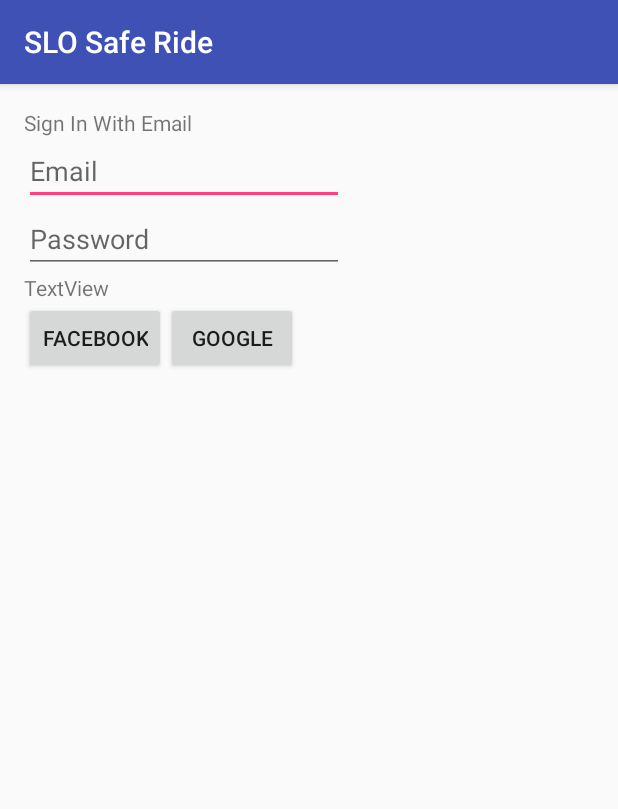
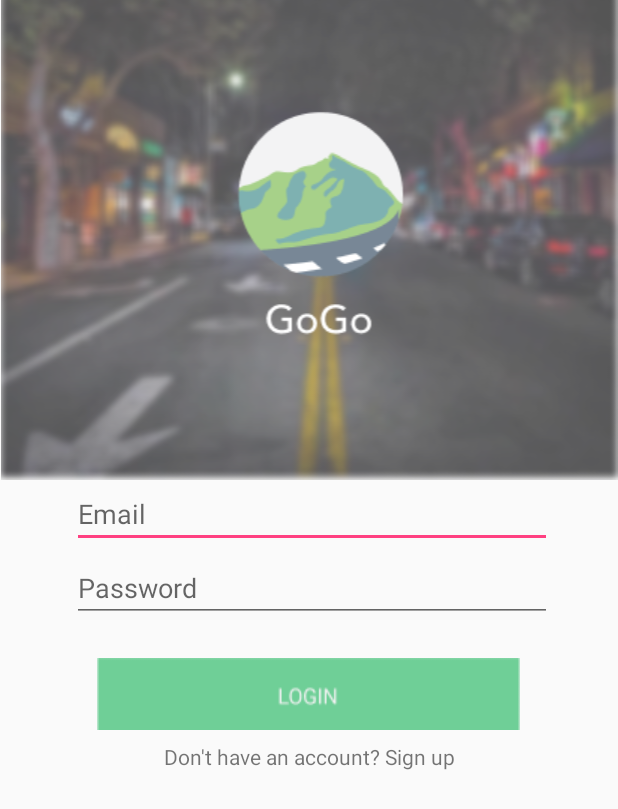
Before and after one commit to mrchianglin/Gogo, an Android app: the screen it shows after launch (SignInActivity), after a tap on an icon or button, on a phone screen of 412 x 824 dp. Shown: the top 809 px of the screen. Run offline under Robolectric (Android 15) with nearby library versions, the phone set to English and light mode, and no system bars.

Commit message:
Implemented UI in SignInActivity

```diff
--- a/app/src/main/AndroidManifest.xml
+++ b/app/src/main/AndroidManifest.xml
@@ -78,7 +78,8 @@
         <activity
             android:name=".MainActivity"
             android:label="@string/title_activity_main" />
-        <activity android:name=".SignInActivity" />
+        <activity android:name=".SignInActivity"
+            android:theme="@style/AppTheme.NoActionBar"/>
         <activity android:name=".ScanActivity">
 
         </activity>
--- a/app/src/main/java/chiangli/edu/calpoly/edu/slosaferide/DisclaimerActivity.java
+++ b/app/src/main/java/chiangli/edu/calpoly/edu/slosaferide/DisclaimerActivity.java
@@ -23,7 +23,7 @@ public class DisclaimerActivity extends AppCompatActivity {
         // wait 5 seconds
         // go to next activity
 
-        new CountDownTimer(5000, 1000) {
+        new CountDownTimer(2000, 1000) {
             public void onFinish() {
                 Intent startActivity = new Intent(DisclaimerActivity.this, HomeActivity.class);
                 DisclaimerActivity.this.startActivity(startActivity);
--- a/app/src/main/java/chiangli/edu/calpoly/edu/slosaferide/SignInActivity.java
+++ b/app/src/main/java/chiangli/edu/calpoly/edu/slosaferide/SignInActivity.java
@@ -1,7 +1,11 @@
 package chiangli.edu.calpoly.edu.slosaferide;
 
+import android.content.Intent;
+import android.os.Bundle;
 import android.support.v7.app.AppCompatActivity;
-import android.os.Bundle;
+import android.view.View;
+import android.widget.Button;
+import android.widget.TextView;
 
 public class SignInActivity extends AppCompatActivity {
 
@@ -9,5 +13,24 @@ public class SignInActivity extends AppCompatActivity {
     protected void onCreate(Bundle savedInstanceState) {
         super.onCreate(savedInstanceState);
         setContentView(R.layout.activity_sign_in);
+
+
+        Button login = (Button) findViewById(R.id.login);
+        login.setOnClickListener(new View.OnClickListener() {
+            @Override
+            public void onClick(View view) {
+                Intent intent = new Intent(SignInActivity.this, MainActivity.class);
+                startActivity(intent);
+            }
+        });
+
+        TextView signup = (TextView) findViewById(R.id.signUpIn);
+        signup.setOnClickListener(new View.OnClickListener() {
+            @Override
+            public void onClick(View view) {
+                Intent intent = new Intent(SignInActivity.this, SignUpActivity.class);
+                startActivity(intent);
+            }
+        });
     }
 }
--- a/app/src/main/res/layout/activity_sign_in.xml
+++ b/app/src/main/res/layout/activity_sign_in.xml
@@ -4,59 +4,62 @@
     android:id="@+id/activity_sign_in"
     android:layout_width="match_parent"
     android:layout_height="match_parent"
-    android:paddingBottom="@dimen/activity_vertical_margin"
-    android:paddingLeft="@dimen/activity_horizontal_margin"
-    android:paddingRight="@dimen/activity_horizontal_margin"
-    android:paddingTop="@dimen/activity_vertical_margin"
     tools:context="chiangli.edu.calpoly.edu.slosaferide.SignInActivity">
-    <TextView
-        android:layout_width="wrap_content"
+    <android.support.design.widget.AppBarLayout
+        android:layout_width="match_parent"
         android:layout_height="wrap_content"
-        android:text="Sign In With Email"
-        android:id="@+id/textView" />
+        android:theme="@style/AppTheme.AppBarOverlay">
+    </android.support.design.widget.AppBarLayout>
+
+    <ImageView
+        android:layout_width="match_parent"
+        android:layout_height="wrap_content"
+        android:id="@+id/headerSignIn"
+        android:layout_marginTop="-25dp"
+        android:src="@drawable/gogoheader"/>
 
     <EditText
         android:layout_width="wrap_content"
         android:layout_height="wrap_content"
         android:inputType="textEmailAddress"
         android:hint="Email"
-        android:ems="10"
-        android:id="@+id/editText"
-        android:layout_below="@+id/textView"
+        android:layout_marginTop="0dp"
+        android:layout_marginBottom="4dp"
+        android:layout_marginLeft="48dp"
+        android:layout_centerInParent="true"
+        android:ems="15"
+        android:id="@+id/editTextSignIn"
+        android:layout_below="@+id/headerSignIn"
         android:layout_alignParentStart="true" />
 
     <EditText
         android:layout_width="wrap_content"
         android:layout_height="wrap_content"
         android:inputType="textPassword"
+        android:layout_centerInParent="true"
         android:hint="Password"
-        android:ems="10"
-        android:layout_below="@+id/editText"
+        android:ems="15"
+        android:layout_marginLeft="48dp"
+        android:layout_marginBottom="24dp"
+        android:layout_below="@+id/editTextSignIn"
         android:layout_alignParentStart="true"
         android:id="@+id/editText2" />
 
-    <TextView
-        android:text="TextView"
+    <Button
         android:layout_width="wrap_content"
         android:layout_height="wrap_content"
+        android:id="@+id/login"
+        android:layout_centerInParent="true"
+        android:layout_marginBottom="8dp"
         android:layout_below="@+id/editText2"
-        android:layout_alignParentStart="true"
-        android:id="@+id/textView2" />
+        android:background="@drawable/gogologin"/>
 
-    <Button
-        android:text="FACEBOOK"
-        android:layout_width="wrap_content"
+    <TextView
+        android:layout_width="match_parent"
         android:layout_height="wrap_content"
-        android:layout_below="@+id/textView2"
-        android:layout_alignParentStart="true"
-        android:id="@+id/button2" />
-
-    <Button
-        android:text="GOOGLE"
-        android:layout_width="wrap_content"
-        android:layout_height="wrap_content"
-        android:layout_alignTop="@+id/button2"
-        android:layout_toEndOf="@+id/button2"
-        android:id="@+id/button3" />
-
+        android:layout_centerInParent="true"
+        android:gravity="center"
+        android:text="Don't have an account? Sign up"
+        android:id="@+id/signUpIn"
+        android:layout_below="@+id/login"/>
 </RelativeLayout>
--- a/app/src/main/res/layout/content_home.xml
+++ b/app/src/main/res/layout/content_home.xml
@@ -28,10 +28,10 @@
         android:layout_width="wrap_content"
         android:layout_height="wrap_content"
         android:id="@+id/gogoor"
+        android:layout_marginTop="26dp"
+        android:layout_marginBottom="26dp"
         android:layout_below="@+id/quickRide"
         android:layout_centerInParent="true"
-        android:paddingTop="26px"
-        android:paddingBottom="26px"
         android:src="@drawable/gogoor"/>
 
     <Button
@@ -39,7 +39,7 @@
         android:layout_height="wrap_content"
         android:id="@+id/login"
         android:layout_centerInParent="true"
-        android:paddingBottom="46px"
+        android:layout_marginBottom="26dp"
         android:layout_below="@+id/gogoor"
         android:background="@drawable/gogologin"/>
 
@@ -48,7 +48,6 @@
         android:layout_height="wrap_content"
         android:gravity="center"
         android:text="Don't have an account? Sign up"
-        android:paddingTop="60px"
         android:id="@+id/signUp"
         android:layout_below="@+id/login"/>
     <!--<com.facebook.login.widget.LoginButton-->
--- a/app/src/main/res/values-v21/styles.xml
+++ b/app/src/main/res/values-v21/styles.xml
@@ -4,6 +4,6 @@
         <item name="windowActionBar">false</item>
         <item name="windowNoTitle">true</item>
         <item name="android:windowDrawsSystemBarBackgrounds">true</item>
-        <item name="android:statusBarColor">@android:color/transparent</item>
+        <item name="android:statusBarColor">@color/colorPrimary</item>
     </style>
 </resources>
```
